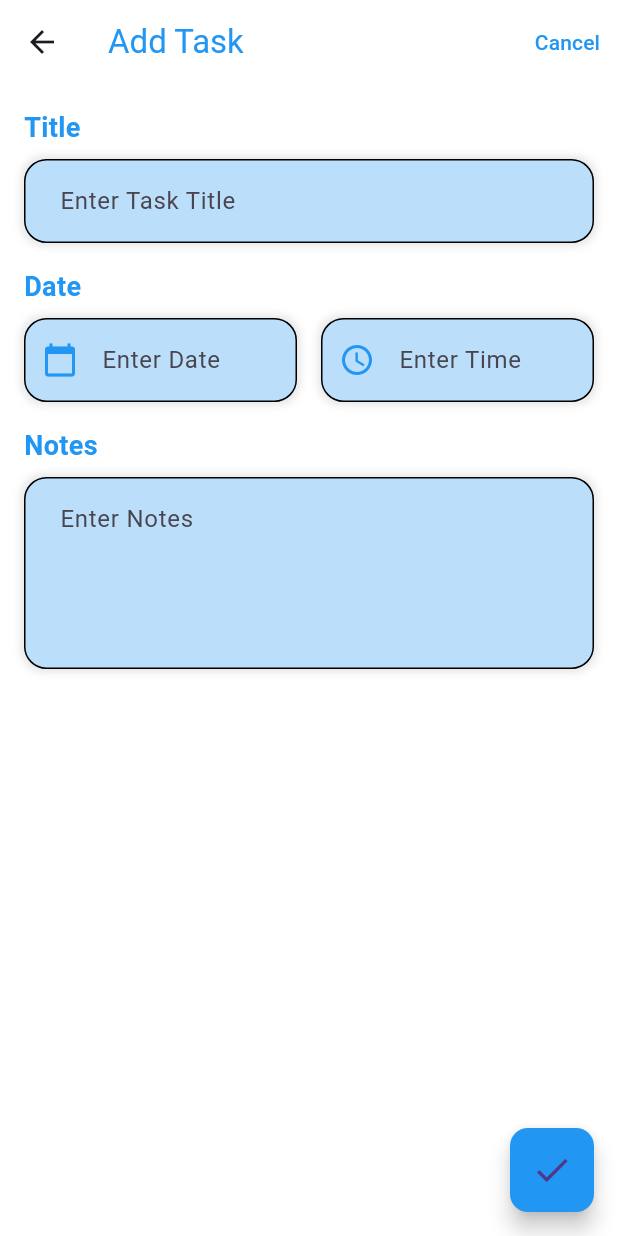
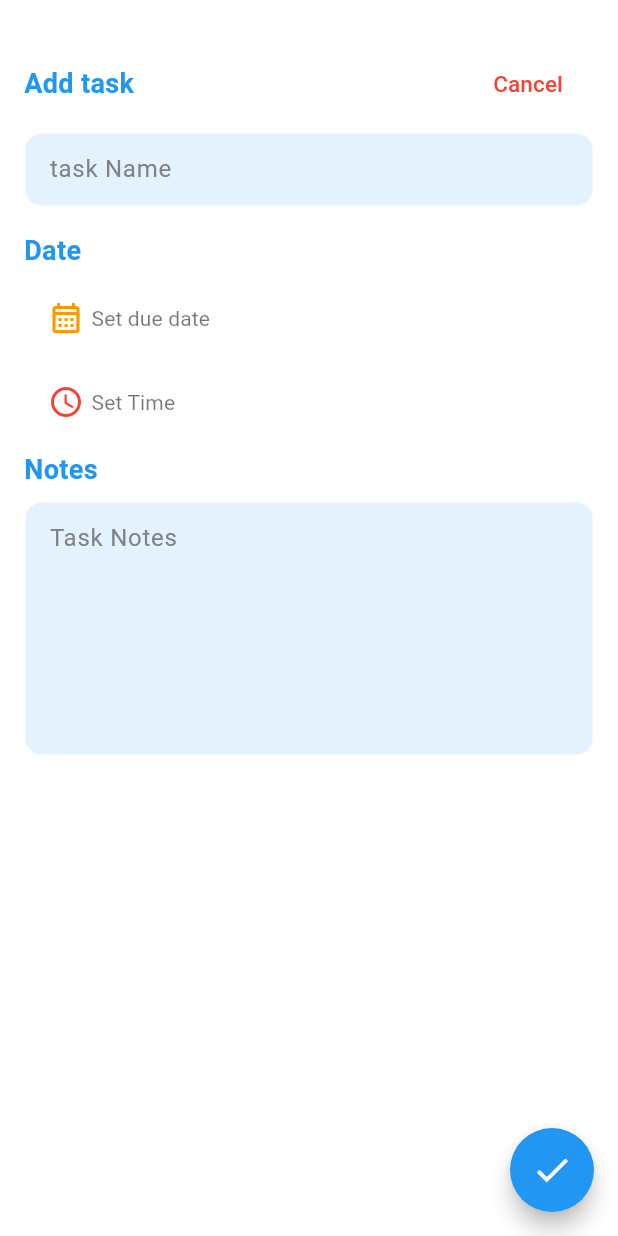
Before and after one commit to OmarAfifi-CSE/Flutter_Projects, a Flutter app: the AddTaskScreen screen opened directly, on a phone screen of 412 x 824 dp. Run offline on Flutter 3.47's test engine with Material 3 defaults, Android fonts, the phone set to English and light mode, and no system bars; our stand-ins replace table_calendar.

Commit message:
add task screen update

```diff
--- a/To Do App/lib/componants/my_textfield.dart
+++ b/To Do App/lib/componants/my_textfield.dart
@@ -6,6 +6,9 @@ class MyTextfield extends StatefulWidget {
   final bool obscureText;
   final GlobalKey<FormState>? formKey;
   final String? valMessage;
+  final Color? backgroundColor;
+  final Color? borderSideColor;
+  final int? maxLines;
 
   const MyTextfield({
     Key? key,
@@ -14,6 +17,9 @@ class MyTextfield extends StatefulWidget {
     required this.obscureText,
     this.formKey,
     this.valMessage,
+    this.backgroundColor,
+    this.borderSideColor,
+    this.maxLines,
   }) : super(key: key);
 
   @override
@@ -37,6 +43,7 @@ class _MyTextfieldState extends State<MyTextfield> {
       child: Form(
         key: widget.formKey,
           child: TextFormField(
+            maxLines: widget.maxLines,
             validator: (value){
               if(value!.isEmpty){
                 return widget.valMessage;
@@ -49,13 +56,13 @@ class _MyTextfieldState extends State<MyTextfield> {
               contentPadding: const EdgeInsets.all(13),
               enabledBorder: OutlineInputBorder(
                 borderRadius: BorderRadius.circular(12),
-                borderSide:  const BorderSide(color: Color(0xFF828282)),
+                borderSide: BorderSide(color: widget.borderSideColor??Color(0xFF828282)),
               ),
               focusedBorder: OutlineInputBorder(
                 borderRadius: BorderRadius.circular(12),
                 borderSide: BorderSide(color: Colors.blue.shade600, width: 2),
               ),
-              fillColor: Colors.white,
+              fillColor:  widget.backgroundColor ?? Colors.white,
               filled: true,
               hintText: widget.hintText,
               hintStyle: const TextStyle(color: Color(0xFF828282)),
--- a/To Do App/lib/screens/AddTaskScreen.dart
+++ b/To Do App/lib/screens/AddTaskScreen.dart
@@ -1,35 +1,18 @@
-import 'dart:io';
 import 'package:flutter/material.dart';
+import 'package:to_do_app/componants/my_textfield.dart';
+
+import 'HomeScreen.dart';
 
 
 class AddTaskScreen extends StatelessWidget {
-  final _titleController = TextEditingController();
-  final _dateController = TextEditingController();
-  final _timeController = TextEditingController();
-  final _notesController = TextEditingController();
 
-  final _formKey = GlobalKey<FormState>();
+  final _taskNameKey = GlobalKey<FormState>();
 
   AddTaskScreen({super.key});
 
   @override
   Widget build(BuildContext context) {
     return Scaffold(
-      appBar: AppBar(
-        title: const Text('Add Task', style: TextStyle(color: Color(0xFF2196F3))),
-        backgroundColor: Colors.white,
-        actions: [
-          TextButton(
-            onPressed: () {
-              Navigator.pop(context);
-            },
-            child: const Text(
-              'Cancel',
-              style: TextStyle(color: Colors.blue),
-            ),
-          ),
-        ],
-      ),
       body: Container(
         color: Colors.white,
         width: double.infinity,
@@ -37,194 +20,114 @@ class AddTaskScreen extends StatelessWidget {
         child: Padding(
           padding: const EdgeInsets.all(16.0),
           child: SingleChildScrollView(
-            child: Form(
-              key: _formKey,
               child: Column(
                 crossAxisAlignment: CrossAxisAlignment.start,
                 children: [
-                  const Text(
-                    'Title',
-                    style: TextStyle(fontSize: 18, fontWeight: FontWeight.bold, color: Color(0xFF2196F3)),
+                  const SizedBox(height: 16),
+                  Row(
+                    mainAxisAlignment: MainAxisAlignment.spaceBetween,
+                    children: [
+                      const Text(
+                        'Add task',
+                        style: TextStyle(fontSize: 18, fontWeight: FontWeight.w600, color: Color(0xFF2196F3)),
+                      ),
+                      MaterialButton(
+                        child: const Text(
+                          'Cancel',
+                          style: TextStyle(fontSize: 15, color: Colors.red),
+                        ),
+                        onPressed: (){
+                          Navigator.of(context).pop();
+                        },
+                      )
+                    ],
                   ),
                   const SizedBox(height: 8),
-                  Container(
-                    decoration: BoxDecoration(
-                      color: const Color(0xFFBBDEFB),
-                      borderRadius: BorderRadius.circular(15),
-                      boxShadow: [
-                        BoxShadow(
-                          color: Colors.black.withOpacity(0.1),
-                          spreadRadius: 2,
-                          blurRadius: 4,
-                        ),
-                      ],
-                    ),
-                    child: TextFormField(
-                      controller: _titleController,
-                      decoration: InputDecoration(
-                        hintText: 'Enter Task Title',
-                        contentPadding: const EdgeInsets.symmetric(vertical: 16, horizontal: 20),
-                        enabledBorder: OutlineInputBorder(
-                          borderRadius: BorderRadius.circular(15),
-                        ),
-                        focusedBorder: OutlineInputBorder(
-                          borderSide: const BorderSide(width: 4, color: Colors.blue),
-                          borderRadius: BorderRadius.circular(15),
-                        ),
-                      ),
-                      validator: (value) {
-                        if (value == null || value.isEmpty) {
-                          return 'Title is required';
-                        }
-                        return null;
-                      },
-                    ),
+                  MyTextfield(
+                    formKey: _taskNameKey,
+                    valMessage: "Please Enter Task Name",
+                    hintText: "task Name",
+                    obscureText: false,
+                    backgroundColor: Colors.blue[50],
+                    borderSideColor: Colors.white,
                   ),
                   const SizedBox(height: 16),
-
                   const Text(
                     'Date',
                     style: TextStyle(fontSize: 18, fontWeight: FontWeight.bold, color: Color(0xFF2196F3)),
                   ),
                   const SizedBox(height: 8),
-                  Row(
-                    children: [
-                      Expanded(
-                        child: Container(
-                          decoration: BoxDecoration(
-                            color: const Color(0xFFBBDEFB),
-                            borderRadius: BorderRadius.circular(15),
-                            boxShadow: [
-                              BoxShadow(
-                                color: Colors.black.withOpacity(0.1),
-                                spreadRadius: 2,
-                                blurRadius: 4,
-                              ),
-                            ],
-                          ),
-                          child: TextFormField(
-                            controller: _dateController,
-                            decoration: InputDecoration(
-                              hintText: 'Enter Date',
-                              prefixIcon: const Icon(Icons.calendar_today, color: Colors.blue),
-                              contentPadding: const EdgeInsets.symmetric(vertical: 16, horizontal: 20),
-                              enabledBorder: OutlineInputBorder(
-                                borderRadius: BorderRadius.circular(15),
-                              ),
-                              focusedBorder: OutlineInputBorder(
-                                borderSide: const BorderSide(width: 4, color: Colors.blue),
-                                borderRadius: BorderRadius.circular(15),
-                              ),
-                            ),
-                            validator: (value) {
-                              if (value == null || value.isEmpty) {
-                                return 'Date is required';
-                              }
-                              return null;
-                            },
-                          ),
+                  MaterialButton(
+                    child: Container(
+                        width: MediaQuery.sizeOf(context).width*.4,
+                        decoration: BoxDecoration(
+                          color: Colors.white,
+                          borderRadius: BorderRadius.circular(12),
                         ),
-                      ),
-                      const SizedBox(width: 16),
-                      Expanded(
-                        child: Container(
-                          decoration: BoxDecoration(
-                            color: const Color(0xFFBBDEFB),
-                            borderRadius: BorderRadius.circular(15),
-                            boxShadow: [
-                              BoxShadow(
-                                color: Colors.black.withOpacity(0.1),
-                                spreadRadius: 2,
-                                blurRadius: 4,
-                              ),
-                            ],
-                          ),
-                          child: TextFormField(
-                            controller: _timeController,
-                            decoration: InputDecoration(
-                              hintText: 'Enter Time',
-                              prefixIcon: const Icon(Icons.access_time, color: Colors.blue),
-                              contentPadding: const EdgeInsets.symmetric(vertical: 16, horizontal: 20),
-                              enabledBorder: OutlineInputBorder(
-                                borderRadius: BorderRadius.circular(15),
-                              ),
-                              focusedBorder: OutlineInputBorder(
-                                borderSide: const BorderSide(width: 4, color: Colors.blue),
-                                borderRadius: BorderRadius.circular(15),
-                              ),
-                            ),
-                            validator: (value) {
-                              if (value == null || value.isEmpty) {
-                                return 'Time is required';
-                              }
-                              return null;
-                            },
-                          ),
+                        child: const Row(
+                          mainAxisAlignment: MainAxisAlignment.start,
+                          children: [
+                            Icon(Icons.calendar_month_outlined,color: Colors.orange,),
+                            SizedBox(width: 5,),
+                            Text("Set due date", style: TextStyle(fontWeight: FontWeight.w400,color: Colors.black54)),
+                          ],
+                        )
+                    ),
+                    onPressed: (){},
+                  ),
+                  const SizedBox(height: 8),
+                  MaterialButton(
+                    child: Container(
+                        width: MediaQuery.sizeOf(context).width*.4,
+                        decoration: BoxDecoration(
+                          color: Colors.white,
+                          borderRadius: BorderRadius.circular(12),
                         ),
-                      ),
-                    ],
+                        child: const Row(
+                          mainAxisAlignment: MainAxisAlignment.start,
+                          children: [
+                            Icon(Icons.access_time,color: Colors.red,),
+                            SizedBox(width: 5,),
+                            Text("Set Time",style: TextStyle(fontWeight: FontWeight.w400,color: Colors.black54),),
+                          ],
+                        )
+                    ),
+                    onPressed: (){},
                   ),
-                  const SizedBox(height: 16),
-
+                  const SizedBox(height: 8),
                   const Text(
                     'Notes',
                     style: TextStyle(fontSize: 18, fontWeight: FontWeight.bold, color: Color(0xFF2196F3)),
                   ),
                   const SizedBox(height: 8),
-                  Container(
-                    decoration: BoxDecoration(
-                      color: const Color(0xFFBBDEFB),
-                      borderRadius: BorderRadius.circular(15),
-                      boxShadow: [
-                        BoxShadow(
-                          color: Colors.black.withOpacity(0.1),
-                          spreadRadius: 2,
-                          blurRadius: 4,
-                        ),
-                      ],
-                    ),
-                    child: TextFormField(
-                      controller: _notesController,
-                      maxLines: 4,
-                      decoration: InputDecoration(
-                        hintText: 'Enter Notes',
-                        contentPadding: const EdgeInsets.symmetric(vertical: 16, horizontal: 20),
-                        enabledBorder: OutlineInputBorder(
-                          borderRadius: BorderRadius.circular(15),
-                        ),
-                        focusedBorder: OutlineInputBorder(
-                          borderSide: const BorderSide(width: 4, color: Colors.blue),
-                          borderRadius: BorderRadius.circular(15),
-                        ),
-                      ),
-                    ),
+                  MyTextfield(
+                      hintText: "Task Notes",
+                      obscureText: false,
+                    maxLines: 6,
+                    borderSideColor: Colors.white,
+                    backgroundColor: Colors.blue[50],
                   ),
-                  const SizedBox(height: 16),
                 ],
               ),
             ),
           ),
         ),
-      ),
       floatingActionButton: FloatingActionButton(
         onPressed: () {
-          if (_formKey.currentState!.validate()) {
-            final task = {
-              'title': _titleController.text,
-              'date': _dateController.text,
-              'time': _timeController.text,
-              'notes': _notesController.text,
-              'done': 'false',
-            };
-            Navigator.pop(context, task);
+          if(_taskNameKey.currentState!.validate()){
+            Navigator.push(
+              context,
+              MaterialPageRoute(
+                builder: (e) => const CalendarScreen(),
+              ),
+            );
           }
         },
         backgroundColor: Colors.blue,
-        shape: RoundedRectangleBorder(
-          borderRadius: BorderRadius.circular(12),
-        ),
-        child: const Icon(Icons.check, size: 28),
+        shape: const CircleBorder(),
+        child: const Icon(Icons.check, size: 28,color: Colors.white,),
       ),
+      floatingActionButtonLocation: FloatingActionButtonLocation.endFloat,
     );
   }
 }
```
